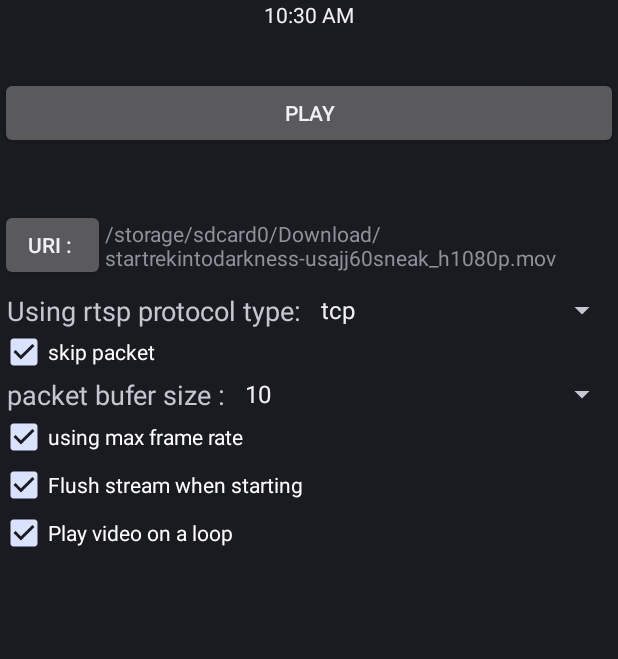
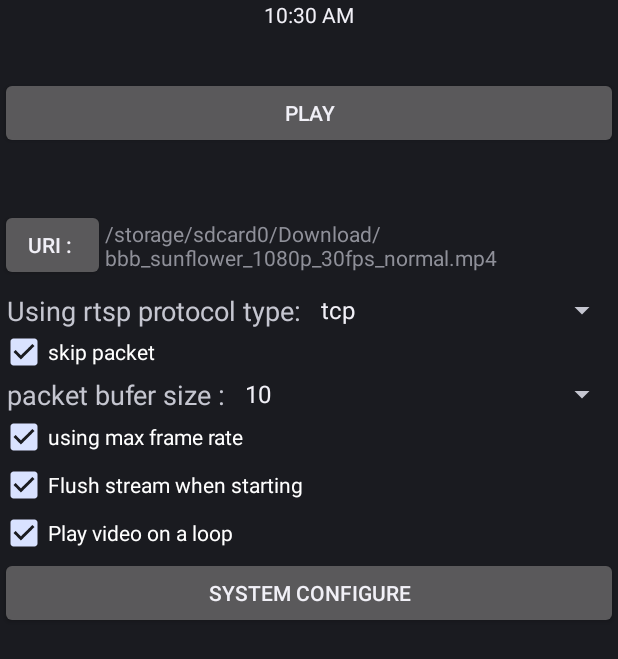
Before and after one commit to ror13/SRPlayer, an Android app: the screen it shows after launch (MainActivity), on a phone screen of 412 x 824 dp. Shown: the top 659 px of the screen. Run offline under Robolectric (Android 15) with nearby library versions, the phone set to English and light mode, and no system bars.

Commit message:
added start system config from app

```diff
--- a/app/src/main/java/com/ror13/sysrazplayer/Config.java
+++ b/app/src/main/java/com/ror13/sysrazplayer/Config.java
@@ -21,7 +21,8 @@
     protected Config(){
 
         //et.setText("rtsp://10.10.25.253:554/hdmi");
-        String uri ="/storage/sdcard0/Download/startrekintodarkness-usajj60sneak_h1080p.mov";
+        //String uri ="/storage/sdcard0/Download/startrekintodarkness-usajj60sneak_h1080p.mov";
+        String uri ="/storage/sdcard0/Download/bbb_sunflower_1080p_30fps_normal.mp4";
         //String uri = "rtsp://wowzaec2demo.streamlock.net/vod/mp4:BigBuckBunny_115k.mov";
 
         put(OPT_URI,uri);
--- a/app/src/main/java/com/ror13/sysrazplayer/MainActivity.java
+++ b/app/src/main/java/com/ror13/sysrazplayer/MainActivity.java
@@ -38,6 +38,15 @@
 
 
 
+
+        Button btnSysConfig = (Button) findViewById(R.id.buttonSysConfig);
+        btnSysConfig.setOnClickListener(new View.OnClickListener() {
+            @Override
+            public void onClick(View v) {
+                startActivityForResult(new Intent(android.provider.Settings.ACTION_SETTINGS), 0);
+
+            }
+        });
 
         Button btnPlay = (Button) findViewById(R.id.buttonPlay);
         btnPlay.setOnClickListener(new View.OnClickListener() {
--- a/app/src/main/res/layout/activity_main.xml
+++ b/app/src/main/res/layout/activity_main.xml
@@ -137,6 +137,12 @@
                 android:id="@+id/checkBoxLoopPlaying"
                 android:checked="false" />
 
+            <Button
+                android:layout_width="fill_parent"
+                android:layout_height="wrap_content"
+                android:text="System Configure"
+                android:id="@+id/buttonSysConfig" />
+
         </LinearLayout>
     </ScrollView>
 
```
